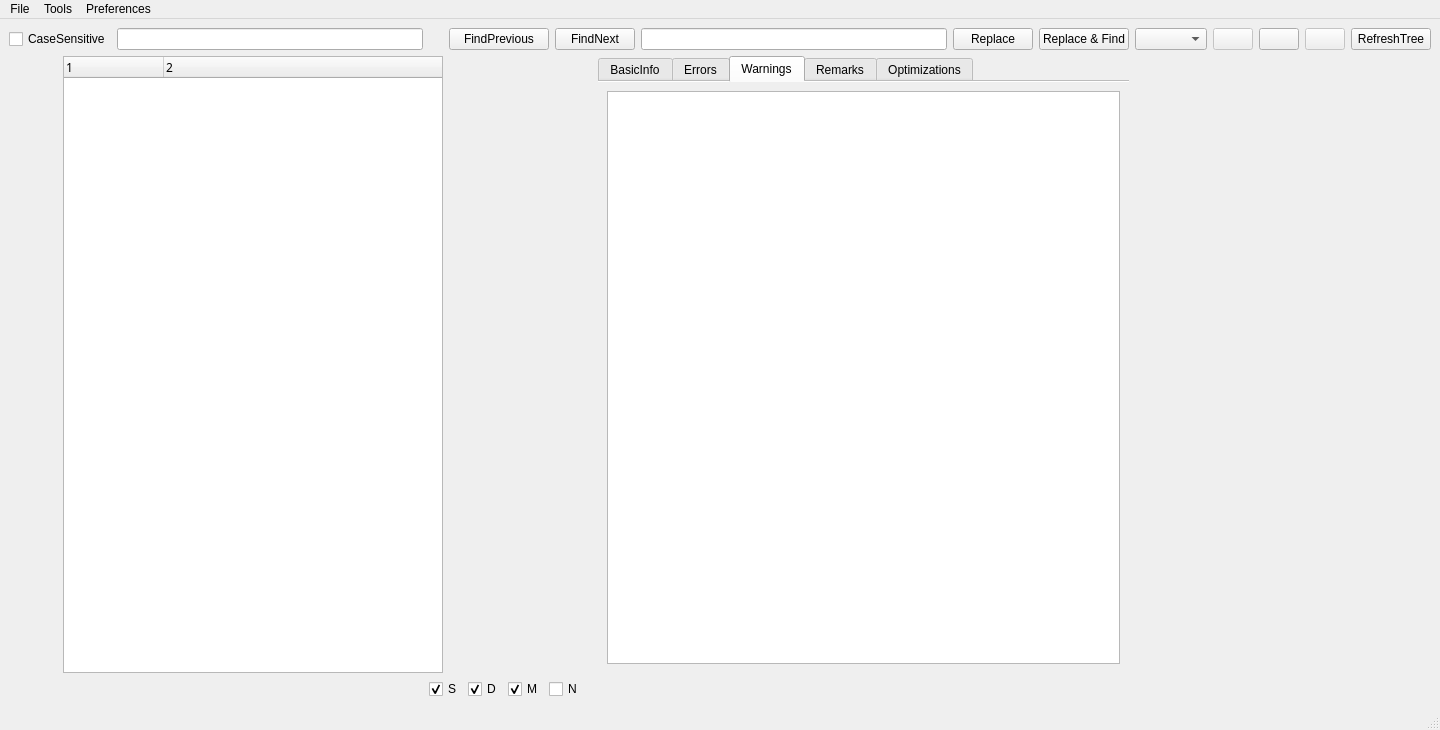
The window that mainwindow.ui (ic005k/Xiasl) describes before a commit, drawn with Qt 5.
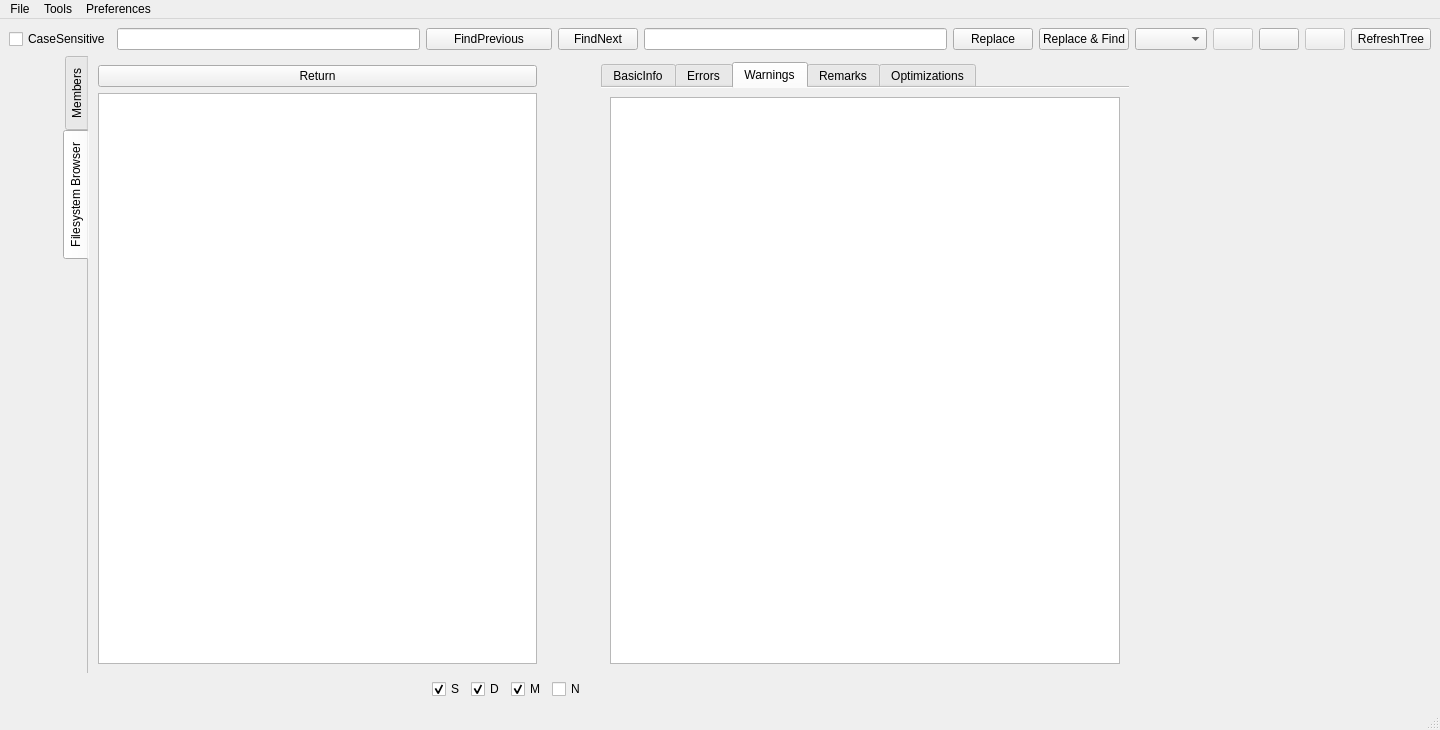
The same window after the commit. Icons and pictures are not drawn.

Patch:
```diff
--- a/mainwindow.ui
+++ b/mainwindow.ui
@@ -18,7 +18,7 @@
     <normaloff>:/icon/icon.png</normaloff>:/icon/icon.png</iconset>
   </property>
   <widget class="QWidget" name="centralwidget">
-   <layout class="QGridLayout" name="gridLayout_7">
+   <layout class="QGridLayout" name="gridLayout_9">
     <item row="0" column="0" colspan="2">
      <widget class="QCheckBox" name="chkCaseSensitive">
       <property name="text">
@@ -32,7 +32,7 @@
     <item row="0" column="2">
      <widget class="QLineEdit" name="editFind"/>
     </item>
-    <item row="0" column="4" colspan="4">
+    <item row="0" column="3" colspan="5">
      <widget class="QPushButton" name="btnFindPrevious">
       <property name="text">
        <string>FindPrevious</string>
@@ -113,10 +113,26 @@
       </property>
      </widget>
     </item>
-    <item row="1" column="0" rowspan="3" colspan="18">
+    <item row="1" column="0" rowspan="4" colspan="18">
      <layout class="QGridLayout" name="gridLayout"/>
     </item>
-    <item row="2" column="1" colspan="3">
+    <item row="2" column="1" rowspan="2" colspan="6">
+     <widget class="QTabWidget" name="tabWidget_misc">
+      <property name="tabPosition">
+       <enum>QTabWidget::West</enum>
+      </property>
+      <property name="currentIndex">
+       <number>1</number>
+      </property>
+      <property name="documentMode">
+       <bool>true</bool>
+      </property>
+      <widget class="QWidget" name="tab_misc1">
+       <attribute name="title">
+        <string>Members</string>
+       </attribute>
+       <layout class="QGridLayout" name="gridLayout_7">
+        <item row="0" column="0">
      <widget class="QTreeWidget" name="treeWidget">
       <property name="font">
        <font>
@@ -150,7 +166,28 @@
       </column>
      </widget>
     </item>
-    <item row="2" column="9" colspan="4">
+       </layout>
+      </widget>
+      <widget class="QWidget" name="tab_treeView">
+       <attribute name="title">
+        <string>Filesystem Browser</string>
+       </attribute>
+       <layout class="QGridLayout" name="gridLayout_8">
+        <item row="0" column="0">
+         <widget class="QPushButton" name="btnReturn">
+          <property name="text">
+           <string>Return</string>
+          </property>
+         </widget>
+        </item>
+        <item row="1" column="0">
+         <widget class="QTreeView" name="treeView"/>
+        </item>
+       </layout>
+      </widget>
+     </widget>
+    </item>
+    <item row="3" column="9" colspan="4">
      <widget class="QTabWidget" name="tabWidget">
       <property name="currentIndex">
        <number>2</number>
@@ -270,7 +307,7 @@
       </widget>
      </widget>
     </item>
-    <item row="3" column="3" colspan="2">
+    <item row="4" column="4">
      <widget class="QCheckBox" name="chkScope">
       <property name="text">
        <string>S</string>
@@ -280,7 +317,7 @@
       </property>
      </widget>
     </item>
-    <item row="3" column="5">
+    <item row="4" column="5">
      <widget class="QCheckBox" name="chkDevice">
       <property name="text">
        <string>D</string>
@@ -290,7 +327,7 @@
       </property>
      </widget>
     </item>
-    <item row="3" column="6">
+    <item row="4" column="6">
      <widget class="QCheckBox" name="chkMethod">
       <property name="text">
        <string>M</string>
@@ -300,7 +337,7 @@
       </property>
      </widget>
     </item>
-    <item row="3" column="7" colspan="2">
+    <item row="4" column="7" colspan="2">
      <widget class="QCheckBox" name="chkName">
       <property name="text">
        <string>N</string>
```
Left out of the diff: 6 changed lines with no effect on the pictures. Lines whose indentation alone changed are shown as unchanged.
